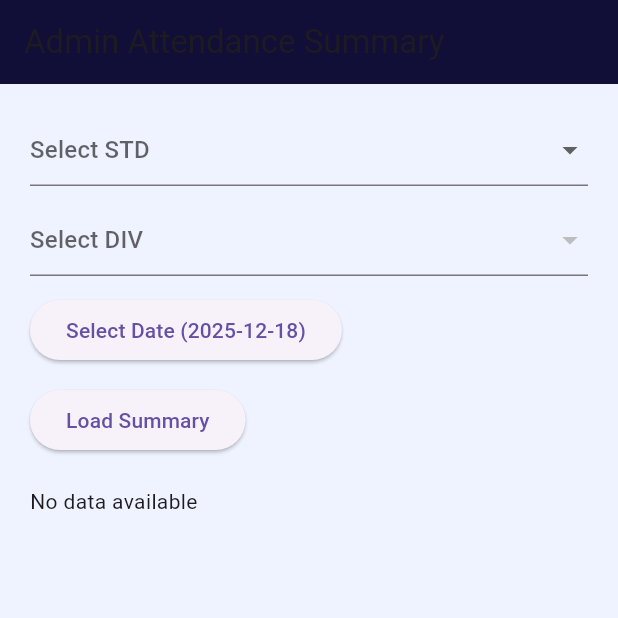
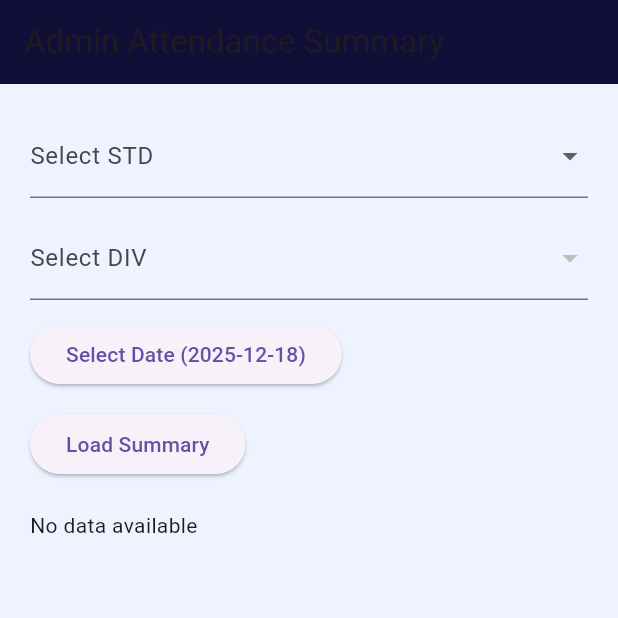
Before and after one commit to vidyakunj/vidyakunj-full-ready, a Flutter app: the AdminDashboard screen opened directly, after a tap on "Load Summary", on a phone screen of 412 x 824 dp, the top half of it. Run offline on Flutter 3.47's test engine with Material 3 defaults, Android fonts, the phone set to English and light mode, and no system bars; our stand-ins replace csv, file_picker, shared_preferences; accounts and stored records are empty.

Commit message:
Update admin_dashboard.dart

```diff
--- a/lib/screens/admin_dashboard.dart
+++ b/lib/screens/admin_dashboard.dart
@@ -24,35 +24,38 @@ class _AdminDashboardState extends State<AdminDashboard> {
   bool loading = false;
 
   final List<String> stdOptions =
-      List.generate(12, (index) => (index + 1).toString());
+      List.generate(12, (i) => (i + 1).toString());
 
-  /* =========================
+  /* ===============================
      LOAD DIVISIONS
-     ========================= */
+     =============================== */
   Future<void> loadDivisions() async {
     if (selectedStd == null) return;
 
-    final res = await http.get(
-      Uri.parse("$SERVER_URL/divisions?std=$selectedStd"),
-    );
+    final uri = Uri.parse(
+        "$SERVER_URL/divisions?std=$selectedStd");
+
+    final res = await http.get(uri);
 
     if (res.statusCode == 200) {
       final data = jsonDecode(res.body);
       setState(() {
-        divisions =
-            (data["divisions"] ?? []).map<String>((e) => e.toString()).toList();
+        divisions = List<String>.from(data["divisions"] ?? []);
         selectedDiv = null;
       });
     }
   }
 
-  /* =========================
+  /* ===============================
      LOAD SUMMARY (SINGLE CLASS)
-     ========================= */
+     =============================== */
   Future<void> loadSummary() async {
     if (selectedStd == null || selectedDiv == null) return;
 
-    setState(() => loading = true);
+    setState(() {
+      loading = true;
+      total = present = absent = 0;
+    });
 
     final dateStr =
         "${selectedDate.year}-${selectedDate.month.toString().padLeft(2, '0')}-${selectedDate.day.toString().padLeft(2, '0')}";
@@ -66,13 +69,15 @@ class _AdminDashboardState extends State<AdminDashboard> {
 
     if (res.statusCode == 200) {
       final data = jsonDecode(res.body);
-      final summary = data["summary"];
 
-      setState(() {
-        total = (summary["total"] ?? 0) as int;
-        present = (summary["present"] ?? 0) as int;
-        absent = (summary["absent"] ?? 0) as int;
-      });
+      if (data["success"] == true) {
+        final s = data["summary"];
+        setState(() {
+          total = (s["total"] ?? 0) as int;
+          present = (s["present"] ?? 0) as int;
+          absent = (s["absent"] ?? 0) as int;
+        });
+      }
     } else {
       ScaffoldMessenger.of(context).showSnackBar(
         const SnackBar(content: Text("Failed to load summary")),
@@ -82,9 +87,6 @@ class _AdminDashboardState extends State<AdminDashboard> {
     setState(() => loading = false);
   }
 
-  /* =========================
-     UI
-     ========================= */
   @override
   Widget build(BuildContext context) {
     const navy = Color(0xFF110E38);
@@ -100,19 +102,18 @@ class _AdminDashboardState extends State<AdminDashboard> {
         child: Column(
           crossAxisAlignment: CrossAxisAlignment.start,
           children: [
-            /// STD SELECT
+            /* STD */
             DropdownButtonFormField<String>(
               value: selectedStd,
-              hint: const Text("Select STD"),
+              decoration: const InputDecoration(labelText: "Select STD"),
               items: stdOptions
-                  .map(
-                    (e) => DropdownMenuItem(value: e, child: Text(e)),
-                  )
+                  .map((e) =>
+                      DropdownMenuItem(value: e, child: Text(e)))
                   .toList(),
               onChanged: (v) {
                 setState(() {
                   selectedStd = v;
-                  divisions.clear();
+                  divisions = [];
                   selectedDiv = null;
                 });
                 loadDivisions();
@@ -121,14 +122,13 @@ class _AdminDashboardState extends State<AdminDashboard> {
 
             const SizedBox(height: 12),
 
-            /// DIV SELECT
+            /* DIV */
             DropdownButtonFormField<String>(
               value: selectedDiv,
-              hint: const Text("Select DIV"),
+              decoration: const InputDecoration(labelText: "Select DIV"),
               items: divisions
-                  .map(
-                    (e) => DropdownMenuItem(value: e, child: Text(e)),
-                  )
+                  .map((e) =>
+                      DropdownMenuItem(value: e, child: Text(e)))
                   .toList(),
               onChanged: (v) {
                 setState(() => selectedDiv = v);
@@ -137,7 +137,7 @@ class _AdminDashboardState extends State<AdminDashboard> {
 
             const SizedBox(height: 12),
 
-            /// DATE PICKER
+            /* DATE */
             ElevatedButton(
               onPressed: () async {
                 final picked = await showDatePicker(
@@ -157,7 +157,7 @@ class _AdminDashboardState extends State<AdminDashboard> {
 
             const SizedBox(height: 12),
 
-            /// LOAD BUTTON
+            /* LOAD */
             ElevatedButton(
               onPressed: loadSummary,
               child: const Text("Load Summary"),
@@ -165,24 +165,26 @@ class _AdminDashboardState extends State<AdminDashboard> {
 
             const SizedBox(height: 20),
 
-            /// RESULT
             if (loading)
               const Center(child: CircularProgressIndicator())
-            else if (total == 0)
-              const Text("No data available")
-            else
+            else if (selectedStd != null &&
+                selectedDiv != null &&
+                total > 0)
               Card(
                 color: Colors.yellow[100],
                 child: ListTile(
                   title: Text(
                     "STD $selectedStd | DIV $selectedDiv",
-                    style: const TextStyle(fontWeight: FontWeight.bold),
+                    style:
+                        const TextStyle(fontWeight: FontWeight.bold),
                   ),
                   subtitle: Text(
-                    "Total: $total  |  Present: $present  |  Absent: $absent",
+                    "TOTAL: $total | PRESENT: $present | ABSENT: $absent",
                   ),
                 ),
-              ),
+              )
+            else
+              const Text("No data available"),
           ],
         ),
       ),
```
